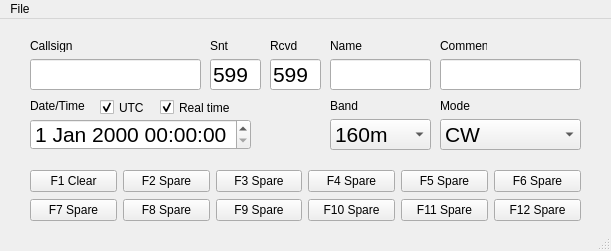
This is Sources/U2.Suite/logger/ui/LoggerMainWindow.ui in ut8uu/U2.Suite.Python as Qt 5 draws it before an edit. The edited form follows.
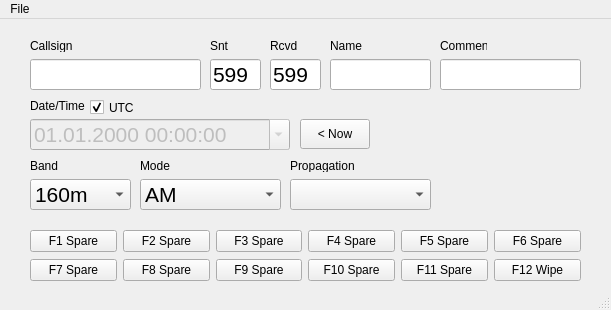
This is the edited form.

Commit message: Added date and time functionality

```diff
--- a/Sources/U2.Suite/logger/ui/LoggerMainWindow.ui
+++ b/Sources/U2.Suite/logger/ui/LoggerMainWindow.ui
@@ -7,7 +7,7 @@
     <x>0</x>
     <y>0</y>
     <width>611</width>
-    <height>251</height>
+    <height>310</height>
    </rect>
   </property>
   <property name="windowTitle">
@@ -172,8 +172,8 @@
    <widget class="QLabel" name="lblBand">
     <property name="geometry">
      <rect>
-      <x>330</x>
-      <y>80</y>
+      <x>30</x>
+      <y>140</y>
       <width>47</width>
       <height>13</height>
      </rect>
@@ -185,8 +185,8 @@
    <widget class="QLabel" name="lblMode">
     <property name="geometry">
      <rect>
-      <x>440</x>
-      <y>80</y>
+      <x>140</x>
+      <y>140</y>
       <width>47</width>
       <height>13</height>
      </rect>
@@ -198,8 +198,8 @@
    <widget class="QComboBox" name="cbBand">
     <property name="geometry">
      <rect>
-      <x>330</x>
-      <y>100</y>
+      <x>30</x>
+      <y>160</y>
       <width>101</width>
       <height>31</height>
      </rect>
@@ -283,8 +283,8 @@
    <widget class="QComboBox" name="cbMode">
     <property name="geometry">
      <rect>
-      <x>440</x>
-      <y>100</y>
+      <x>140</x>
+      <y>160</y>
       <width>141</width>
       <height>31</height>
      </rect>
@@ -294,6 +294,11 @@
       <pointsize>16</pointsize>
      </font>
     </property>
+    <item>
+     <property name="text">
+      <string>AM</string>
+     </property>
+    </item>
     <item>
      <property name="text">
       <string>CW</string>
@@ -316,11 +321,14 @@
     </item>
    </widget>
    <widget class="QDateTimeEdit" name="tdDateTime">
+    <property name="enabled">
+     <bool>false</bool>
+    </property>
     <property name="geometry">
      <rect>
       <x>30</x>
       <y>100</y>
-      <width>221</width>
+      <width>260</width>
       <height>31</height>
      </rect>
     </property>
@@ -329,6 +337,30 @@
       <pointsize>16</pointsize>
      </font>
     </property>
+    <property name="wrapping">
+     <bool>false</bool>
+    </property>
+    <property name="frame">
+     <bool>true</bool>
+    </property>
+    <property name="accelerated">
+     <bool>false</bool>
+    </property>
+    <property name="showGroupSeparator" stdset="0">
+     <bool>false</bool>
+    </property>
+    <property name="displayFormat">
+     <string>dd.MM.yyyy hh:mm:ss</string>
+    </property>
+    <property name="calendarPopup">
+     <bool>true</bool>
+    </property>
+    <property name="currentSectionIndex">
+     <number>0</number>
+    </property>
+    <property name="timeSpec">
+     <enum>Qt::LocalTime</enum>
+    </property>
    </widget>
    <widget class="QLabel" name="lblDateTime">
     <property name="geometry">
@@ -346,7 +378,7 @@
    <widget class="QCheckBox" name="cbUtc">
     <property name="geometry">
      <rect>
-      <x>100</x>
+      <x>90</x>
       <y>80</y>
       <width>51</width>
       <height>17</height>
@@ -359,27 +391,11 @@
      <bool>true</bool>
     </property>
    </widget>
-   <widget class="QCheckBox" name="cbRealTime">
-    <property name="geometry">
-     <rect>
-      <x>160</x>
-      <y>80</y>
-      <width>70</width>
-      <height>17</height>
-     </rect>
-    </property>
-    <property name="text">
-     <string>Real time</string>
-    </property>
-    <property name="checked">
-     <bool>true</bool>
-    </property>
-   </widget>
    <widget class="QWidget" name="layoutWidget">
     <property name="geometry">
      <rect>
       <x>30</x>
-      <y>150</y>
+      <y>210</y>
       <width>551</width>
       <height>54</height>
      </rect>
@@ -388,7 +404,7 @@
      <item row="0" column="0">
       <widget class="QPushButton" name="btnF1">
        <property name="text">
-        <string>F1 Clear</string>
+        <string>F1 Spare</string>
        </property>
       </widget>
      </item>
@@ -465,12 +481,128 @@
      <item row="1" column="5">
       <widget class="QPushButton" name="btnF12">
        <property name="text">
-        <string>F12 Spare</string>
+        <string>F12 Wipe</string>
        </property>
       </widget>
      </item>
     </layout>
    </widget>
+   <widget class="QComboBox" name="cbPropagation">
+    <property name="geometry">
+     <rect>
+      <x>290</x>
+      <y>160</y>
+      <width>141</width>
+      <height>31</height>
+     </rect>
+    </property>
+    <property name="font">
+     <font>
+      <pointsize>16</pointsize>
+     </font>
+    </property>
+    <item>
+     <property name="text">
+      <string/>
+     </property>
+    </item>
+    <item>
+     <property name="text">
+      <string>Aurora</string>
+     </property>
+    </item>
+    <item>
+     <property name="text">
+      <string>Aurora E</string>
+     </property>
+    </item>
+    <item>
+     <property name="text">
+      <string>Back scatter</string>
+     </property>
+    </item>
+    <item>
+     <property name="text">
+      <string>EchoLink</string>
+     </property>
+    </item>
+    <item>
+     <property name="text">
+      <string>EME</string>
+     </property>
+    </item>
+    <item>
+     <property name="text">
+      <string>F2</string>
+     </property>
+    </item>
+    <item>
+     <property name="text">
+      <string>Ionoscatter</string>
+     </property>
+    </item>
+    <item>
+     <property name="text">
+      <string>Meteor scatter</string>
+     </property>
+    </item>
+    <item>
+     <property name="text">
+      <string>Rain scatter</string>
+     </property>
+    </item>
+    <item>
+     <property name="text">
+      <string>Satellite</string>
+     </property>
+    </item>
+    <item>
+     <property name="text">
+      <string>Sporadic E</string>
+     </property>
+    </item>
+    <item>
+     <property name="text">
+      <string>Terrestrial repeater</string>
+     </property>
+    </item>
+    <item>
+     <property name="text">
+      <string>Tropospheric ducting</string>
+     </property>
+    </item>
+    <item>
+     <property name="text">
+      <string>Trans-equatorial</string>
+     </property>
+    </item>
+   </widget>
+   <widget class="QLabel" name="lblPropagation">
+    <property name="geometry">
+     <rect>
+      <x>290</x>
+      <y>140</y>
+      <width>70</width>
+      <height>13</height>
+     </rect>
+    </property>
+    <property name="text">
+     <string>Propagation</string>
+    </property>
+   </widget>
+   <widget class="QPushButton" name="btnNow">
+    <property name="geometry">
+     <rect>
+      <x>300</x>
+      <y>100</y>
+      <width>70</width>
+      <height>30</height>
+     </rect>
+    </property>
+    <property name="text">
+     <string>&lt; Now</string>
+    </property>
+   </widget>
   </widget>
   <widget class="QMenuBar" name="menubar">
    <property name="geometry">
```
Left out of the diff: 53 changed lines with no effect on the pictures. The commit also changes 3 other files.
